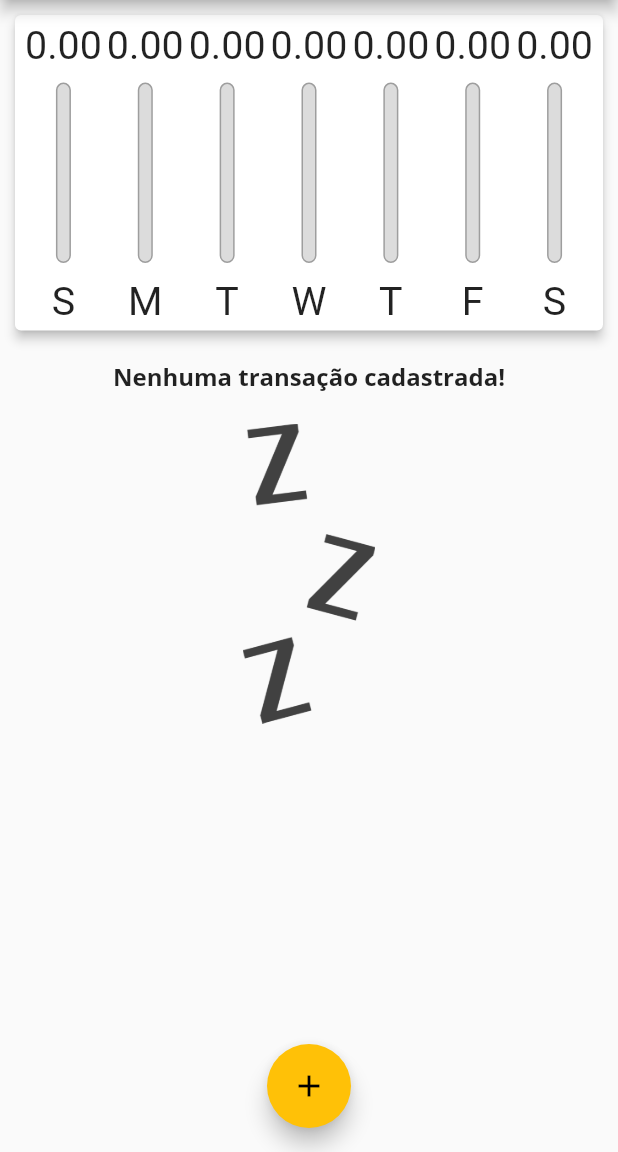
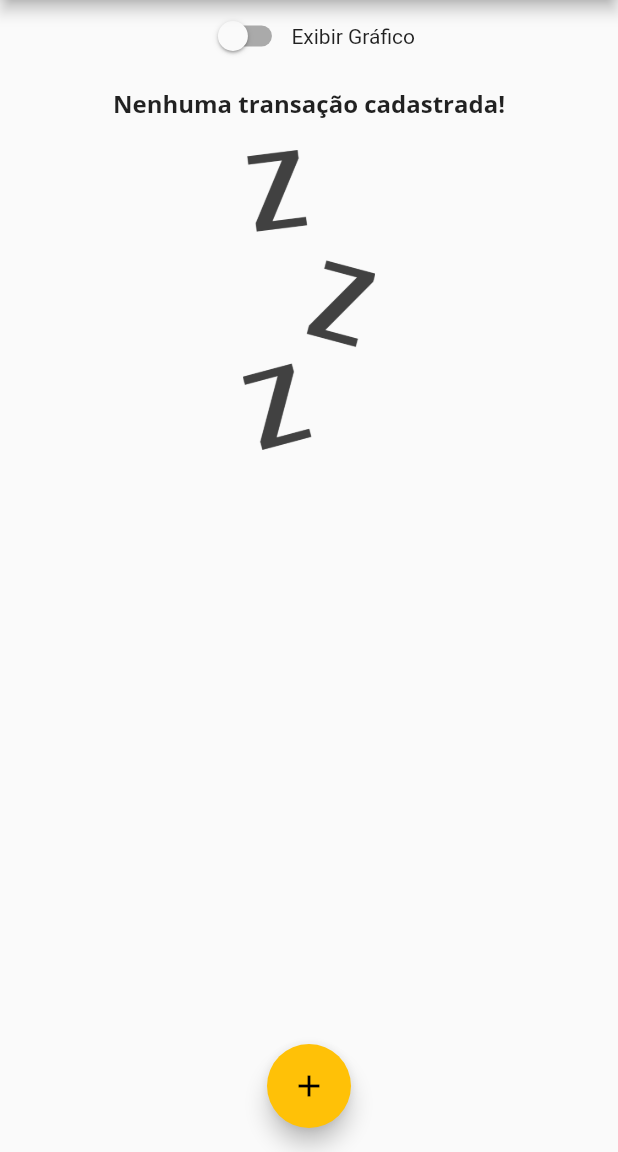
Before and after one commit to LRScudeletti/flutter-despesas, a Flutter app: the screen it shows after launch, on a phone screen of 412 x 824 dp, the part 84-1236 px from its top. Run offline on Flutter 3.47's test engine with Material 2 defaults, Android fonts, the phone set to English and light mode, and no system bars.

Commit message:
Adicionado switch para exibição chart

```diff
--- a/lib/main.dart
+++ b/lib/main.dart
@@ -45,6 +45,8 @@ class MyHomePage extends StatefulWidget {
 
 class _MyHomePageState extends State<MyHomePage> {
   final List<Transaction> _transactions = [];
+
+  bool _showChart = false;
 
   List<Transaction> get _recenteTransactions {
     return _transactions.where((tr) {
@@ -108,13 +110,28 @@ class _MyHomePageState extends State<MyHomePage> {
         child: Column(
           crossAxisAlignment: CrossAxisAlignment.stretch,
           children: <Widget>[
+            Row(
+              mainAxisAlignment: MainAxisAlignment.center,
+              children: [
+                Switch(
+                    value: _showChart,
+                    onChanged: (value) {
+                      setState(() {
+                        _showChart = value;
+                      });
+                    }),
+                Text("Exibir Gráfico"),
+              ],
+            ),
+            if (_showChart)
               Container(
                 width: double.infinity,
                 child: Container(
                   height: availableHeight * 0.3,
                   child: Chart(_recenteTransactions),
                 ),
-            ),
+              )
+            else
               Container(
                 height: availableHeight * 0.7,
                 child: TransactionList(_transactions, _removeTransaction),
```
Lines whose indentation alone changed are shown as unchanged.
